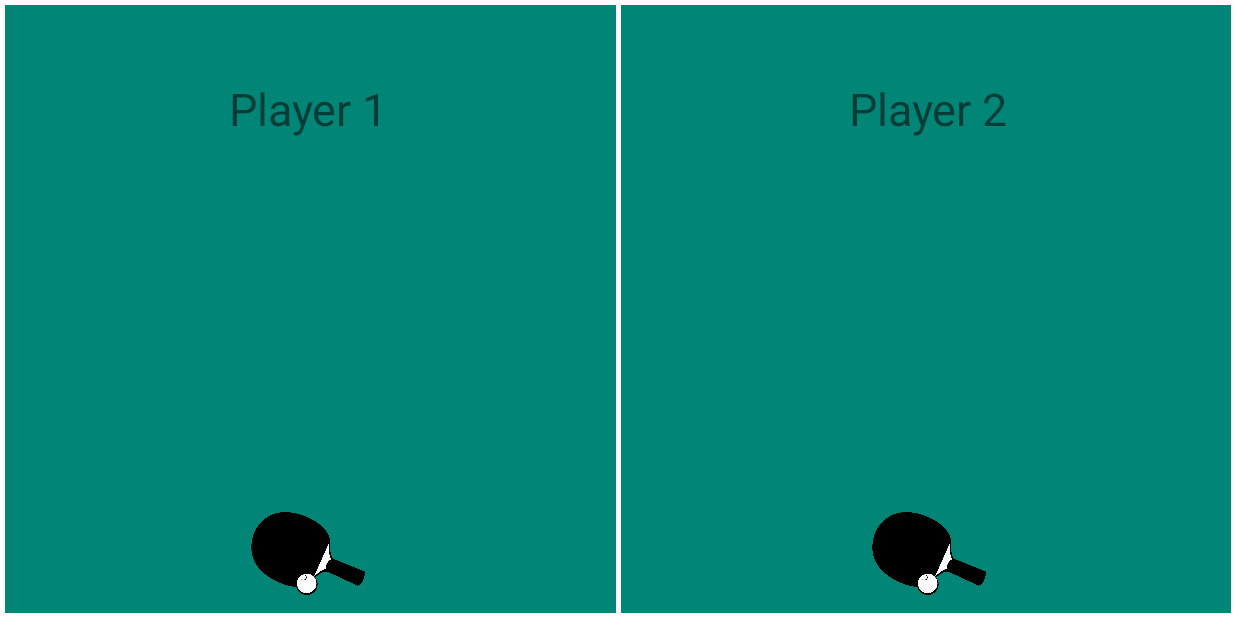
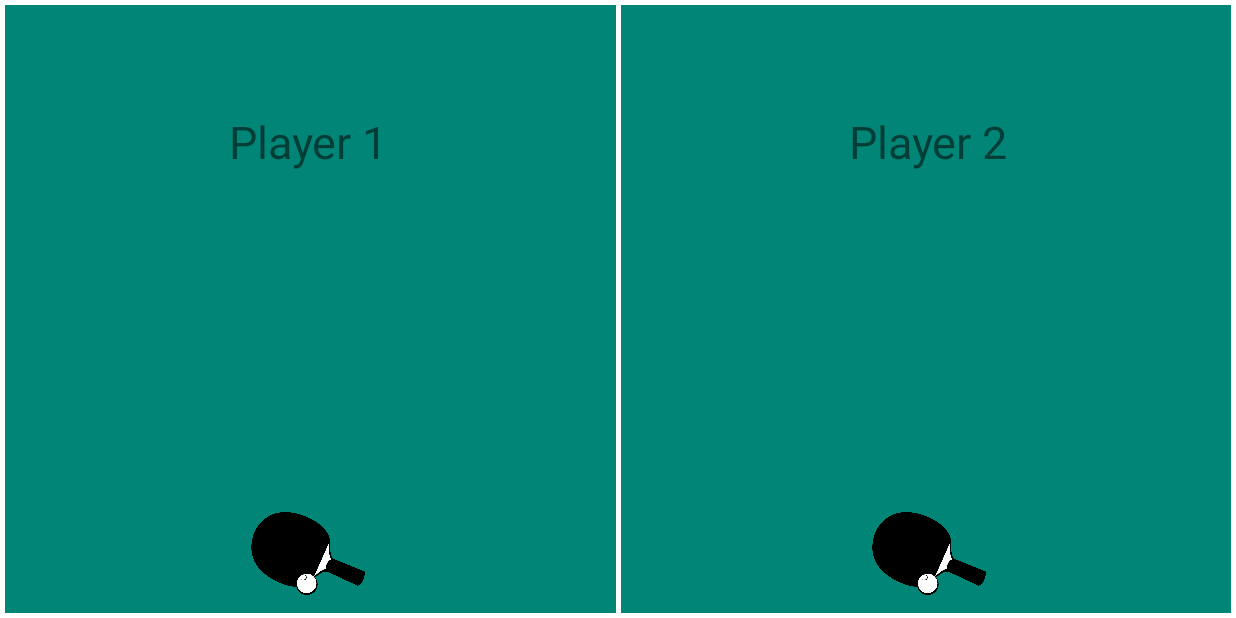
Before and after one commit to paullin03/PongMate, an Android app: the screen it shows after launch (MainActivity), on a phone screen of 824 x 412 dp (held sideways). Run offline under Robolectric (Android 15) with nearby library versions, the phone set to English and light mode, and no system bars.

Commit message:
reverted some more accidental styling changes

```diff
--- a/app/src/main/res/layout/activity_main.xml
+++ b/app/src/main/res/layout/activity_main.xml
@@ -78,7 +78,7 @@
         app:layout_constraintHorizontal_bias="0.5"
         app:layout_constraintStart_toStartOf="parent"
         app:layout_constraintTop_toTopOf="parent"
-        app:layout_constraintVertical_bias="0.14" />
+        app:layout_constraintVertical_bias="0.20" />
 
     <TextView
         android:id="@+id/player_two"
@@ -92,7 +92,7 @@
         app:layout_constraintHorizontal_bias="0.5"
         app:layout_constraintStart_toEndOf="@+id/net"
         app:layout_constraintTop_toTopOf="parent"
-        app:layout_constraintVertical_bias="0.14" />
+        app:layout_constraintVertical_bias="0.20" />
 
     <ImageView
         android:id="@+id/paddle_img_1"
```
